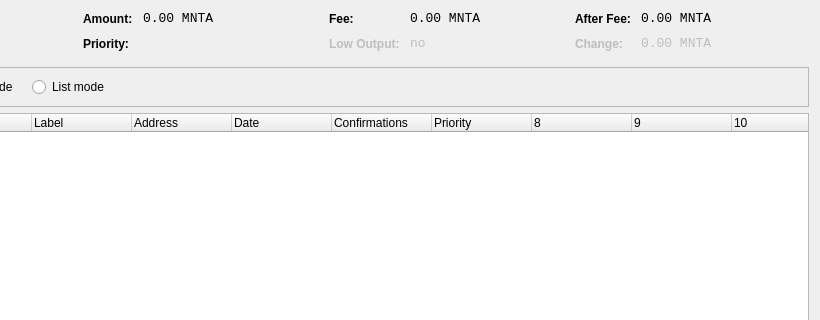
The window that src/qt/forms/coincontroldialog.ui (emarkproject/eMark) describes before a commit, drawn with Qt 5; both pictures show x 180 to 1000 and y 0 to 320 of the 1000 by 500 pixel window.
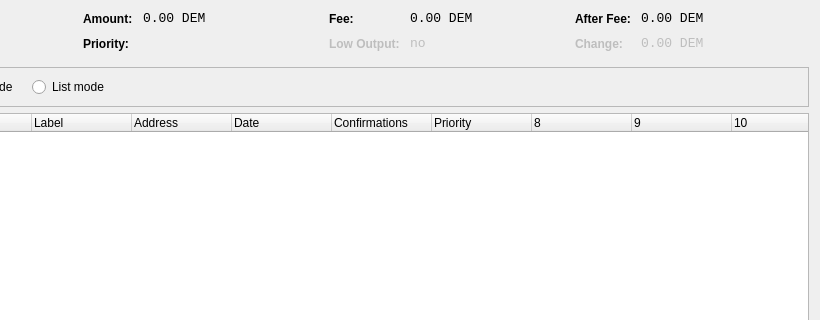
The same window after the commit. Custom widgets are drawn as their Qt base class.

```diff
--- a/src/qt/forms/coincontroldialog.ui
+++ b/src/qt/forms/coincontroldialog.ui
@@ -141,7 +141,7 @@
           <enum>Qt::ActionsContextMenu</enum>
          </property>
          <property name="text">
-          <string notr="true">0.00 MNTA</string>
+          <string notr="true">0.00 DEM</string>
          </property>
          <property name="textInteractionFlags">
           <set>Qt::LinksAccessibleByMouse|Qt::TextSelectableByKeyboard|Qt::TextSelectableByMouse</set>
@@ -221,7 +221,7 @@
           <enum>Qt::ActionsContextMenu</enum>
          </property>
          <property name="text">
-          <string notr="true">0.00 MNTA</string>
+          <string notr="true">0.00 DEM</string>
          </property>
          <property name="textInteractionFlags">
           <set>Qt::LinksAccessibleByMouse|Qt::TextSelectableByKeyboard|Qt::TextSelectableByMouse</set>
@@ -307,7 +307,7 @@
           <enum>Qt::ActionsContextMenu</enum>
          </property>
          <property name="text">
-          <string notr="true">0.00 MNTA</string>
+          <string notr="true">0.00 DEM</string>
          </property>
          <property name="textInteractionFlags">
           <set>Qt::LinksAccessibleByMouse|Qt::TextSelectableByKeyboard|Qt::TextSelectableByMouse</set>
@@ -345,7 +345,7 @@
           <enum>Qt::ActionsContextMenu</enum>
          </property>
          <property name="text">
-          <string notr="true">0.00 MNTA</string>
+          <string notr="true">0.00 DEM</string>
          </property>
          <property name="textInteractionFlags">
           <set>Qt::LinksAccessibleByMouse|Qt::TextSelectableByKeyboard|Qt::TextSelectableByMouse</set>
```
